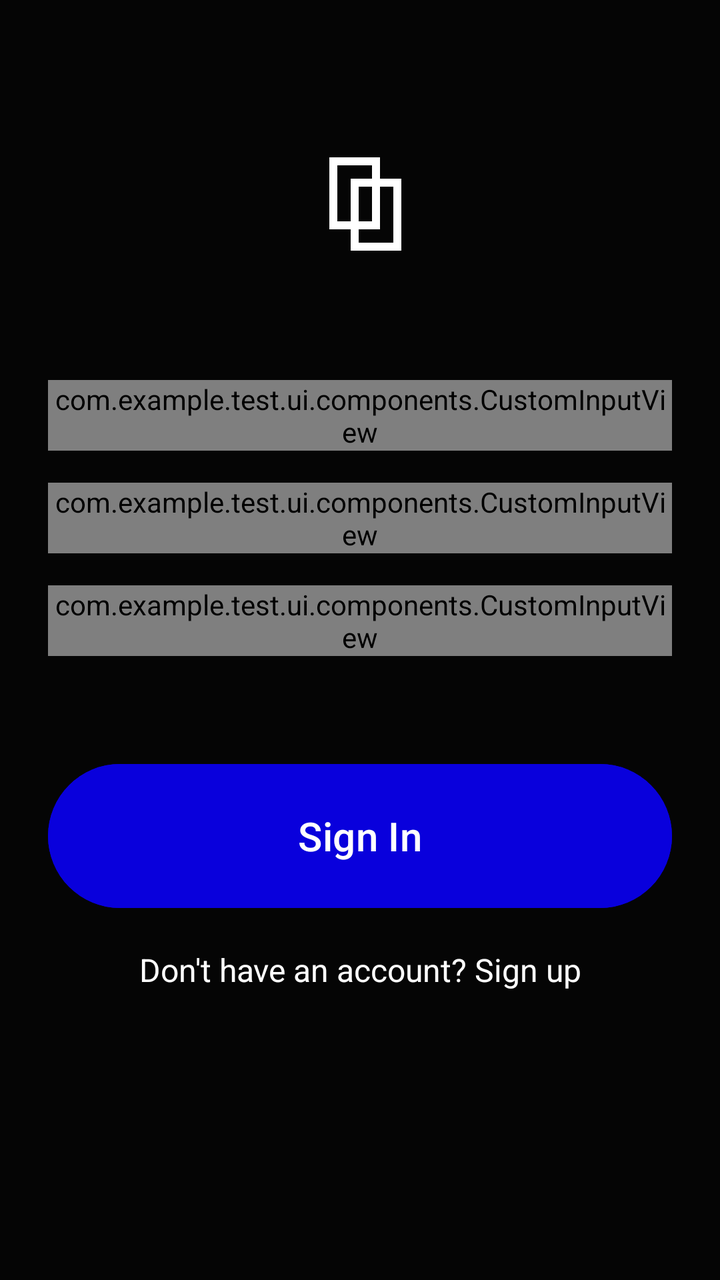
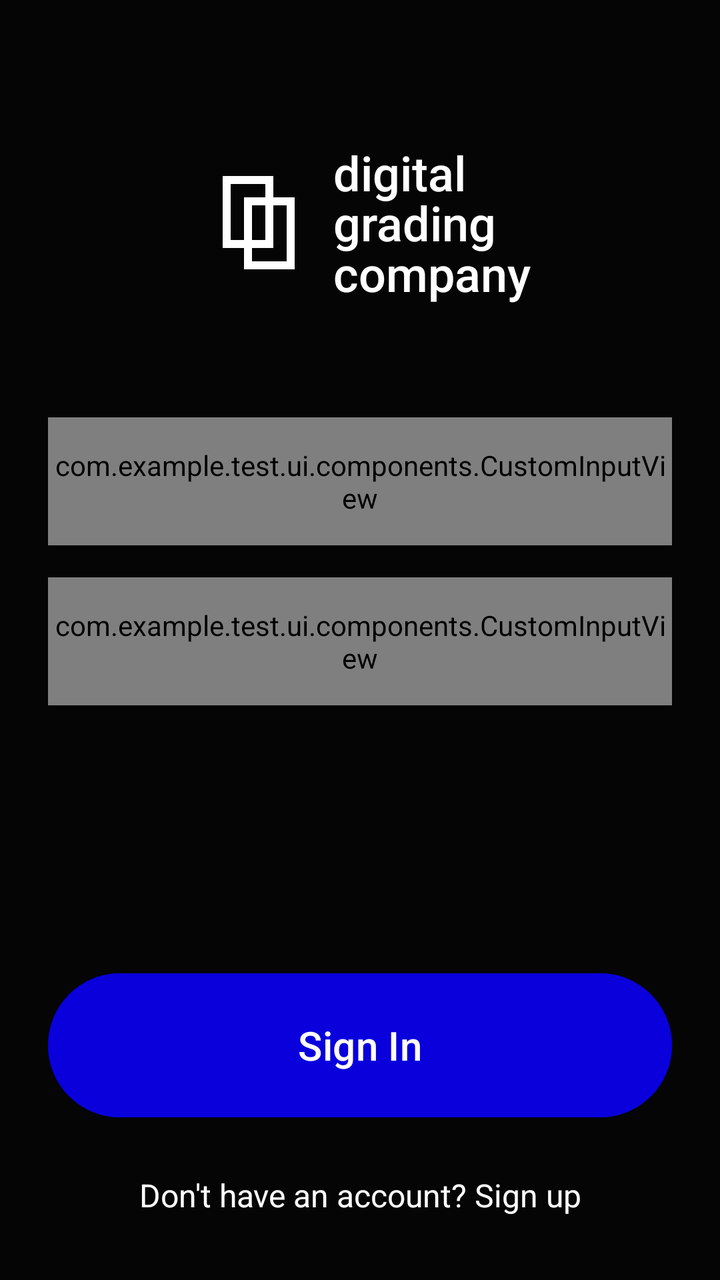

The first picture is an Android layout as it rendered before a commit; the second is the same layout after the commit. The layout source and the unified diff follow.
<!-- AndroidManifest.xml: application theme Theme.Test -->
<!-- res/layout/activity_sign_in.xml -->
<?xml version="1.0" encoding="utf-8"?>
<androidx.core.widget.NestedScrollView
    xmlns:android="http://schemas.android.com/apk/res/android"
    xmlns:app="http://schemas.android.com/apk/res-auto"
    xmlns:tools="http://schemas.android.com/tools"
    android:layout_width="match_parent"
    android:background="@color/app_black"
    android:layout_height="match_parent">
    <LinearLayout
        android:layout_width="match_parent"
        android:layout_height="match_parent"
        android:background="#050505"
        android:orientation="vertical"
        android:paddingHorizontal="24dp">

        
        <LinearLayout
            android:id="@+id/tvLogoText"
            android:layout_width="wrap_content"
            android:layout_height="wrap_content"
            android:orientation="horizontal"
            android:layout_gravity="center_horizontal"
            android:layout_marginTop="70dp">

            <ImageView
                android:id="@+id/ivLogo"
                android:layout_width="64dp"
                android:layout_height="64dp"
                android:src="@drawable/ic_logo_mark"
                android:layout_gravity="center_horizontal"
                app:tint="#FFFFFF"/>


            <TextView
                android:id="@+id/tvLogoName"
                android:layout_width="wrap_content"
                android:layout_height="wrap_content"
                android:lineSpacingMultiplier="0.9"
                android:textColor="#FFFFFF"
                android:textSize="26sp"
                android:fontFamily="sans-serif-medium"/>

        </LinearLayout>

        
        <com.example.test.ui.components.CustomInputView
            android:id="@+id/nameInput"
            android:layout_width="match_parent"
            android:layout_height="wrap_content"
            android:layout_marginTop="56dp"/>
        
        <com.example.test.ui.components.CustomInputView
            android:id="@+id/emailInput"
            android:layout_width="match_parent"
            android:layout_height="wrap_content"
            android:layout_marginTop="16dp"/>
        
        <com.example.test.ui.components.CustomInputView
            android:id="@+id/passwordInput"
            android:layout_width="match_parent"
            android:layout_height="wrap_content"
            android:layout_marginTop="16dp"/>

        
        <com.google.android.material.button.MaterialButton
            android:id="@+id/btnContinue"
            android:layout_width="match_parent"
            android:layout_height="@dimen/height_button"
            android:layout_marginBottom="16dp"
            android:layout_marginTop="50dp"
            android:backgroundTint="@color/color_main_button"
            android:fontFamily="sans-serif-medium"
            android:text="@string/sign_in"
            android:textAllCaps="false"
            android:textColor="@color/white"
            android:textSize="@dimen/text_size_medium"
            app:cornerRadius="100dp" />

        <TextView
            android:id="@+id/toSignup"
            android:layout_width="match_parent"
            android:layout_height="wrap_content"
            android:layout_marginBottom="32dp"
            android:gravity="center"
            android:lineSpacingExtra="2dp"
            android:text="@string/toSignup_text"
            android:textColor="@color/white"
            android:textSize="@dimen/text_size_normal"
            android:clickable="true"
            android:focusable="true"/>

        
        <TextView
            android:id="@+id/tvTerms"
            android:layout_width="match_parent"
            android:layout_height="wrap_content"
            android:layout_marginBottom="32dp"
            android:layout_marginTop="170dp"
            android:gravity="center"
            android:lineSpacingExtra="2dp"
            android:text="@string/sign_up_bottom_text"
            android:textColor="@color/text_color_light"
            android:textSize="12sp"/>

    </LinearLayout>
</androidx.core.widget.NestedScrollView>
<!-- resources referenced by this layout -->
<resources>
  <color name="app_black">#050505</color>
  <color name="color_main_button">#0900DC</color>
  <color name="text_color_light">#8E8E93</color>
  <color name="white">#FFFFFFFF</color>
  <dimen name="height_button">80dp</dimen>
  <dimen name="text_size_medium">20sp</dimen>
  <dimen name="text_size_normal">16sp</dimen>
  <!-- drawable ic_logo_mark (drawable) -->
  <vector xmlns:android="http://schemas.android.com/apk/res/android"
      android:width="48dp"
      android:height="48dp"
      android:viewportWidth="48"
      android:viewportHeight="48">
      <path
          android:fillColor="#00000000"
          android:strokeColor="#FFFFFF"
          android:strokeWidth="3"
          android:pathData="M14,8 L30,8 L30,32 L14,32 Z"/>
      <path
          android:fillColor="#00000000"
          android:strokeColor="#FFFFFF"
          android:strokeWidth="3"
          android:pathData="M22,16 L38,16 L38,40 L22,40 Z"/>
  </vector>
  <string name="sign_in">Sign In</string>
  <string name="sign_up_bottom_text">By creating an account, you confirm that you have read and agree to our Terms &amp; Conditions, Privacy Policy, and Fair Use Policy.</string>
  <string name="toSignup_text">Don\'t have an account? Sign up</string>
  <style name="Theme.Test" parent="Base.Theme.Test" />
  <style name="Base.Theme.Test" parent="Theme.Material3.DayNight.NoActionBar">
          
          
      </style>
</resources>

<!-- the commit's change to res/layout/activity_sign_in.xml (unified diff, before → after) -->
@@ -2,72 +2,76 @@
 <androidx.core.widget.NestedScrollView
     xmlns:android="http://schemas.android.com/apk/res/android"
     xmlns:app="http://schemas.android.com/apk/res-auto"
-    xmlns:tools="http://schemas.android.com/tools"
     android:layout_width="match_parent"
+    android:layout_height="match_parent"
     android:background="@color/app_black"
-    android:layout_height="match_parent">
+    android:fillViewport="true">
+
     <LinearLayout
         android:layout_width="match_parent"
         android:layout_height="match_parent"
-        android:background="#050505"
         android:orientation="vertical"
-        android:paddingHorizontal="24dp">
+        android:paddingStart="24dp"
+        android:paddingEnd="24dp">
 
         
+        
+        
+
         <LinearLayout
             android:id="@+id/tvLogoText"
             android:layout_width="wrap_content"
             android:layout_height="wrap_content"
-            android:orientation="horizontal"
             android:layout_gravity="center_horizontal"
-            android:layout_marginTop="70dp">
+            android:layout_marginTop="70dp"
+            android:gravity="center_vertical"
+            android:orientation="horizontal">
 
             <ImageView
                 android:id="@+id/ivLogo"
                 android:layout_width="64dp"
                 android:layout_height="64dp"
+                android:contentDescription="Logo"
                 android:src="@drawable/ic_logo_mark"
-                android:layout_gravity="center_horizontal"
-                app:tint="#FFFFFF"/>
-
+                app:tint="#FFFFFF" />
 
             <TextView
                 android:id="@+id/tvLogoName"
                 android:layout_width="wrap_content"
                 android:layout_height="wrap_content"
+                android:layout_marginStart="8dp"
+                android:fontFamily="sans-serif-medium"
                 android:lineSpacingMultiplier="0.9"
+                android:text="digital\ngrading\ncompany"
                 android:textColor="#FFFFFF"
-                android:textSize="26sp"
-                android:fontFamily="sans-serif-medium"/>
+                android:textSize="@dimen/text_size_large" />
 
         </LinearLayout>
 
-        
-        <com.example.test.ui.components.CustomInputView
-            android:id="@+id/nameInput"
-            android:layout_width="match_parent"
-            android:layout_height="wrap_content"
-            android:layout_marginTop="56dp"/>
-        
+
         <com.example.test.ui.components.CustomInputView
             android:id="@+id/emailInput"
             android:layout_width="match_parent"
-            android:layout_height="wrap_content"
-            android:layout_marginTop="16dp"/>
-        
+            android:layout_height="64dp"
+            android:layout_marginTop="56dp" />
+
         <com.example.test.ui.components.CustomInputView
             android:id="@+id/passwordInput"
             android:layout_width="match_parent"
-            android:layout_height="wrap_content"
-            android:layout_marginTop="16dp"/>
+            android:layout_height="64dp"
+            android:layout_marginTop="16dp" />
+
 
         
+        
+        
+
         <com.google.android.material.button.MaterialButton
             android:id="@+id/btnContinue"
             android:layout_width="match_parent"
             android:layout_height="@dimen/height_button"
+            android:layout_marginTop="130dp"
             android:layout_marginBottom="16dp"
-            android:layout_marginTop="50dp"
             android:backgroundTint="@color/color_main_button"
             android:fontFamily="sans-serif-medium"
             android:text="@string/sign_in"
@@ -76,31 +80,41 @@
             android:textSize="@dimen/text_size_medium"
             app:cornerRadius="100dp" />
 
+
+        
+        
+        
+
         <TextView
             android:id="@+id/toSignup"
             android:layout_width="match_parent"
             android:layout_height="wrap_content"
+            android:layout_marginTop="8dp"
             android:layout_marginBottom="32dp"
+            android:clickable="true"
+            android:focusable="true"
             android:gravity="center"
-            android:lineSpacingExtra="2dp"
             android:text="@string/toSignup_text"
             android:textColor="@color/white"
-            android:textSize="@dimen/text_size_normal"
-            android:clickable="true"
-            android:focusable="true"/>
+            android:textSize="@dimen/text_size_normal" />
+
 
         
+        
+        
+
         <TextView
             android:id="@+id/tvTerms"
             android:layout_width="match_parent"
             android:layout_height="wrap_content"
+            android:layout_marginTop="150dp"
             android:layout_marginBottom="32dp"
-            android:layout_marginTop="170dp"
             android:gravity="center"
             android:lineSpacingExtra="2dp"
             android:text="@string/sign_up_bottom_text"
             android:textColor="@color/text_color_light"
-            android:textSize="12sp"/>
+            android:textSize="@dimen/text_size_small" />
 
     </LinearLayout>
+
 </androidx.core.widget.NestedScrollView>
<!-- resource entries referenced after the edit -->
@@ -5,8 +5,10 @@
   <color name="text_color_light">#8E8E93</color>
   <color name="white">#FFFFFFFF</color>
   <dimen name="height_button">80dp</dimen>
+  <dimen name="text_size_large">24sp</dimen>
   <dimen name="text_size_medium">20sp</dimen>
   <dimen name="text_size_normal">16sp</dimen>
+  <dimen name="text_size_small">12sp</dimen>
   <!-- drawable ic_logo_mark (drawable) -->
   <vector xmlns:android="http://schemas.android.com/apk/res/android"
       android:width="48dp"
